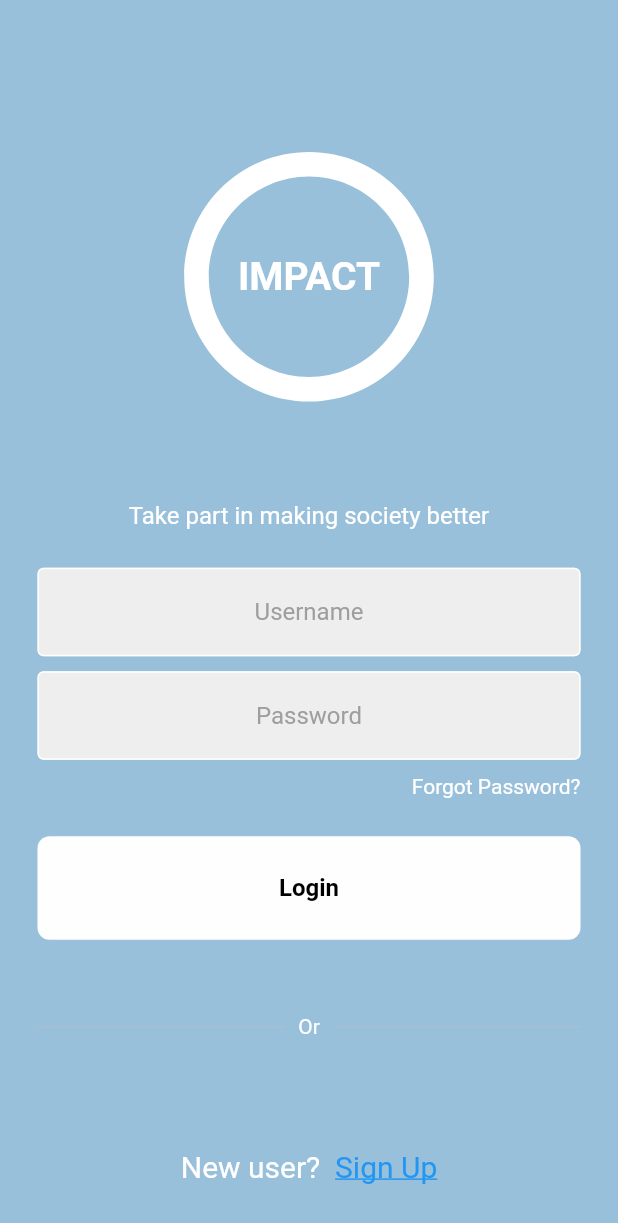
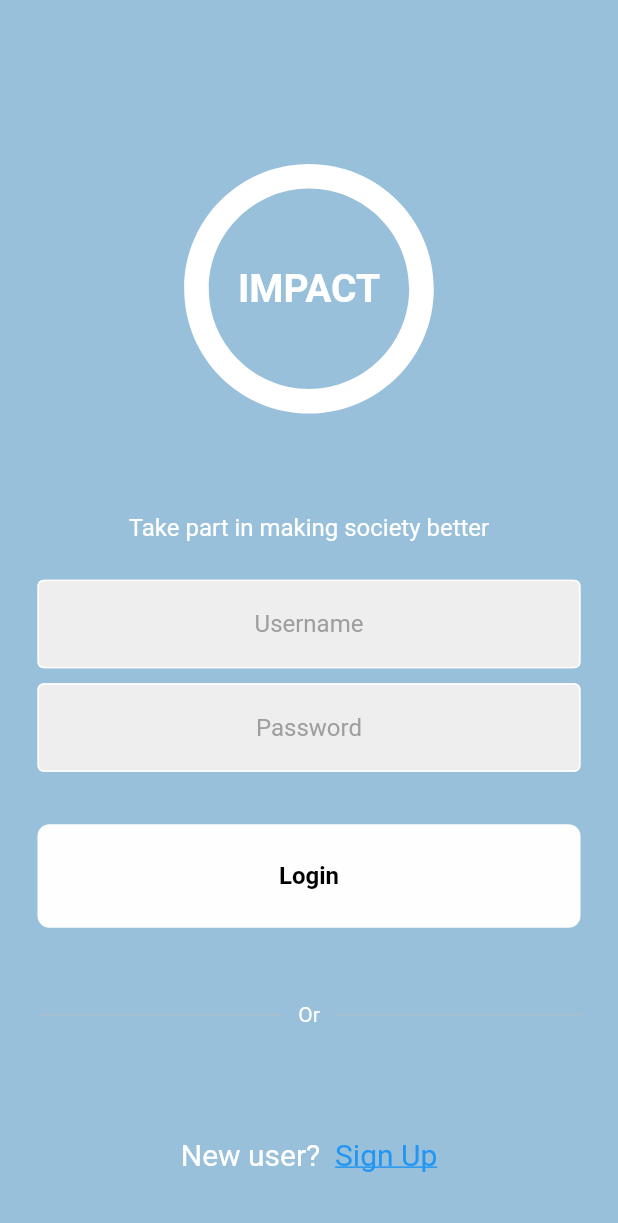
Before and after one commit to DenyTwice/impact-circle-v2, a Flutter app: the screen it shows after launch, on a phone screen of 412 x 824 dp. Shown: the top 1223 px of the screen. Run offline on Flutter 3.47's test engine with Material 2 defaults, Android fonts, the phone set to English and light mode, and no system bars; our stand-ins replace firebase_auth, firebase_core; accounts and stored records are empty.

Commit message:
Made code pretty :3

```diff
--- a/lib/pages/auth.dart
+++ b/lib/pages/auth.dart
@@ -12,11 +12,13 @@ class AuthPage extends StatefulWidget {
 class _AuthState extends State<AuthPage> {
   bool isLogin = true;
 
+  // Show Login or Register depending on onClickedSignUp's value
   @override
   Widget build(BuildContext context) => isLogin
     ? Login(onClickedSignUp: toggle)
     : Register(onClickedSignUp: toggle);
 
+  // Toggle function
   void toggle() => setState(() {
     isLogin = !isLogin;
   });
--- a/lib/pages/home.dart
+++ b/lib/pages/home.dart
@@ -1,13 +1,12 @@
 import 'package:firebase_auth/firebase_auth.dart';
-import 'package:flutter/gestures.dart';
 import 'package:flutter/material.dart';
 
 class Home extends StatelessWidget {
   const Home({Key? key}) : super(key: key);
 
+  // Placeholder Widget
   @override
   Widget build(BuildContext context) {
-
     final user = FirebaseAuth.instance.currentUser!;
 
     return Scaffold(
--- a/lib/pages/login.dart
+++ b/lib/pages/login.dart
@@ -6,6 +6,7 @@ import 'package:impact_circle/main.dart';
 import 'package:flutter/gestures.dart';
 
 class Login extends StatefulWidget {
+  // Toggle between Login and Sign Up
   final VoidCallback onClickedSignUp;
 
   const Login({
@@ -18,13 +19,13 @@ class Login extends StatefulWidget {
 }
 
 class _LoginState extends State<Login> {
-
   final emailController = TextEditingController();
   final passwordController = TextEditingController();
 
-  // Sign in method
+  // Sign in with Firebase
   Future signIn() async {
 
+    // Show loading overlay
     showDialog(
       context: context,
       barrierDismissible: false,
@@ -37,12 +38,13 @@ class _LoginState extends State<Login> {
         password: passwordController.text,
       );
     } on FirebaseException catch (e) {
-      print(e);
+      //TODO_ Show error to user
     }
 
     navigatorKey.currentState!.popUntil((route) => route.isFirst);
   }
 
+  // Dispose controllers
   @override
   void dispose() {
     emailController.dispose();
@@ -61,9 +63,8 @@ class _LoginState extends State<Login> {
             child: Column(
               mainAxisAlignment: MainAxisAlignment.center,
               children: [
+                // Logo
                 const SizedBox(height: 50),
-
-                // Logo
                 Stack(
                   alignment: Alignment.center,
                   children: const [
@@ -83,9 +84,8 @@ class _LoginState extends State<Login> {
                   ],
                 ),
 
+                // Motto
                 const SizedBox(height: 50),
-
-                // Welcome back, you've been missed!
                 const Text(
                   'Take part in making society better',
                   style: TextStyle(
@@ -94,9 +94,8 @@ class _LoginState extends State<Login> {
                   ),
                 ),
 
+                // Username Input Field
                 const SizedBox(height: 25),
-
-                // Username textfield
                 MyTextField(
                   controller: emailController,
                   hintText: 'Username',
@@ -105,7 +104,7 @@ class _LoginState extends State<Login> {
 
                 const SizedBox(height: 10),
 
-                // Password textfield
+                // Password Input Field
                 MyTextField(
                   controller: passwordController,
                   hintText: 'Password',
@@ -114,32 +113,30 @@ class _LoginState extends State<Login> {
 
                 const SizedBox(height: 10),
 
-                // Forgot password?
+                // TODO_ Forgot password?
                 // Ivin: Lmao I did not think about this
-                Padding(
-                  padding: const EdgeInsets.symmetric(horizontal: 25.0),
-                  child: Row(
-                    mainAxisAlignment: MainAxisAlignment.end,
-                    children: const [
-                      Text(
-                        'Forgot Password?',
-                        style: TextStyle(
-                            color: Color.fromARGB(255, 255, 255, 255)),
-                      ),
-                    ],
-                  ),
-                ),
-
-                const SizedBox(height: 25),
+                // Padding(
+                //   padding: const EdgeInsets.symmetric(horizontal: 25.0),
+                //   child: Row(
+                //     mainAxisAlignment: MainAxisAlignment.end,
+                //     children: const [
+                //       Text(
+                //         'Forgot Password?',
+                //         style: TextStyle(
+                //             color: Color.fromARGB(255, 255, 255, 255)),
+                //       ),
+                //     ],
+                //   ),
+                // ),
 
                 // Sign in button
+                const SizedBox(height: 25),
                 MyButton(
                   onTap: signIn,
                 ),
 
+                // Or
                 const SizedBox(height: 50),
-
-                // or continue with
                 Padding(
                   padding: const EdgeInsets.symmetric(horizontal: 25.0),
                   child: Row(
@@ -168,58 +165,23 @@ class _LoginState extends State<Login> {
                   ),
                 ),
 
+                // New user? Sign up now!
                 const SizedBox(height: 50),
-
-                // google  sign in buttons
-                // Row(
-                //   mainAxisAlignment: MainAxisAlignment.center,
-                //   children: const [
-                //     // google button
-                //     SquareTile(imagePath: 'impact-circle/lib/images/google.png'),
-
-                //     SizedBox(width: 25),
-                //   ],
-                // ),
-
-                // const SizedBox(height: 50),
-
-                // Not a member? Register now
-                // Row(
-                //   mainAxisAlignment: MainAxisAlignment.center,
-                //   children: const [
-                //     Text(
-                //       'Not a member?',
-                //       style:
-                //           TextStyle(color: Color.fromARGB(255, 255, 255, 255)),
-                //     ),
-                //     SizedBox(width: 4),
-                //     Text(
-                //       'Register now',
-                //       style: TextStyle(
-                //         color: Colors.blue,
-                //         fontWeight: FontWeight.bold,
-                //       ),
-                //     ),
-                //   ],
-                // )
                 const SizedBox(height: 24),
                 RichText(
                     text: TextSpan(
-                style: const TextStyle(color: Colors.white, fontSize: 20),
+                        style:
+                            const TextStyle(color: Colors.white, fontSize: 20),
                         text: 'New user?  ',
                         children: [
                       TextSpan(
                           recognizer: TapGestureRecognizer()
-                      ..onTap = widget.onClickedSignUp,
+                            ..onTap = widget.onClickedSignUp, // Toggle to Login Page
                           text: 'Sign Up',
                           style: TextStyle(
                               decoration: TextDecoration.underline,
-                      color: Theme.of(context).colorScheme.secondary
-                    )
-                  )
-                ]
-              )
-            )
+                              color: Theme.of(context).colorScheme.secondary))
+                    ]))
               ],
             ),
           ),
--- a/pubspec.yaml
+++ b/pubspec.yaml
@@ -16,6 +16,7 @@ dependencies:
   firebase_auth: ^4.4.2
   cloud_firestore: ^4.5.2
   firebase_core: ^2.10.0
+  firebase_database: ^10.1.1
 
 dev_dependencies:
   flutter_test:
```
Also changed, not shown: lib/main.dart (+6 -1 lines), lib/pages/register.dart (+26 -17 lines), pubspec.lock, 1 other file. Lines whose indentation alone changed are shown as unchanged.
